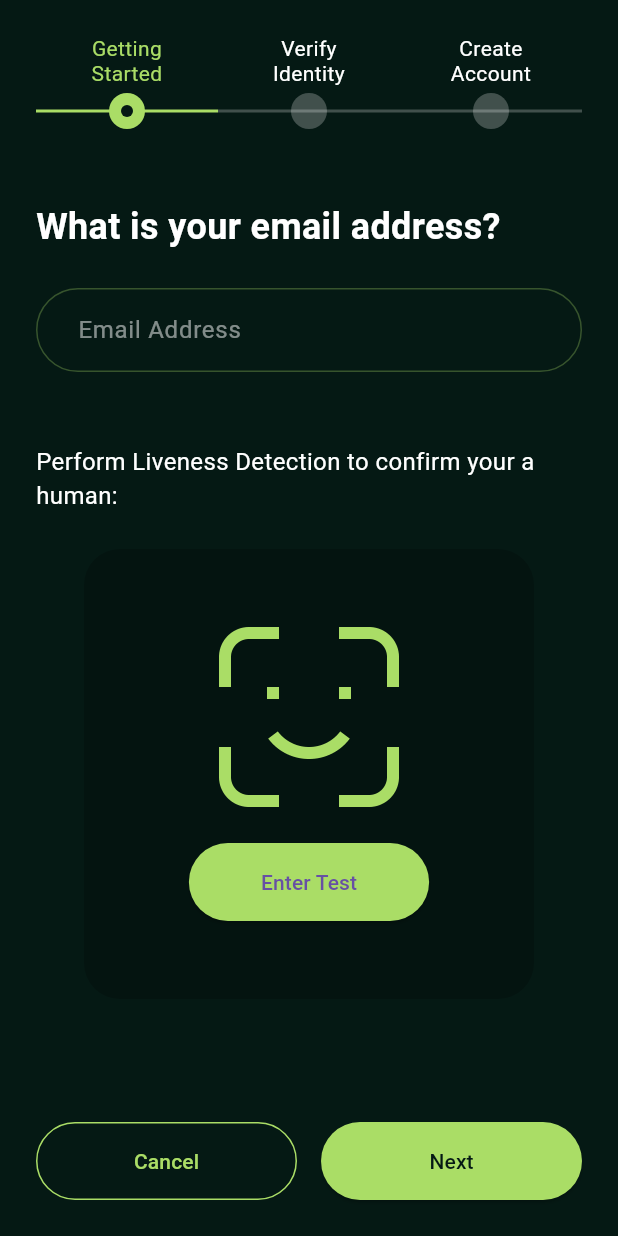
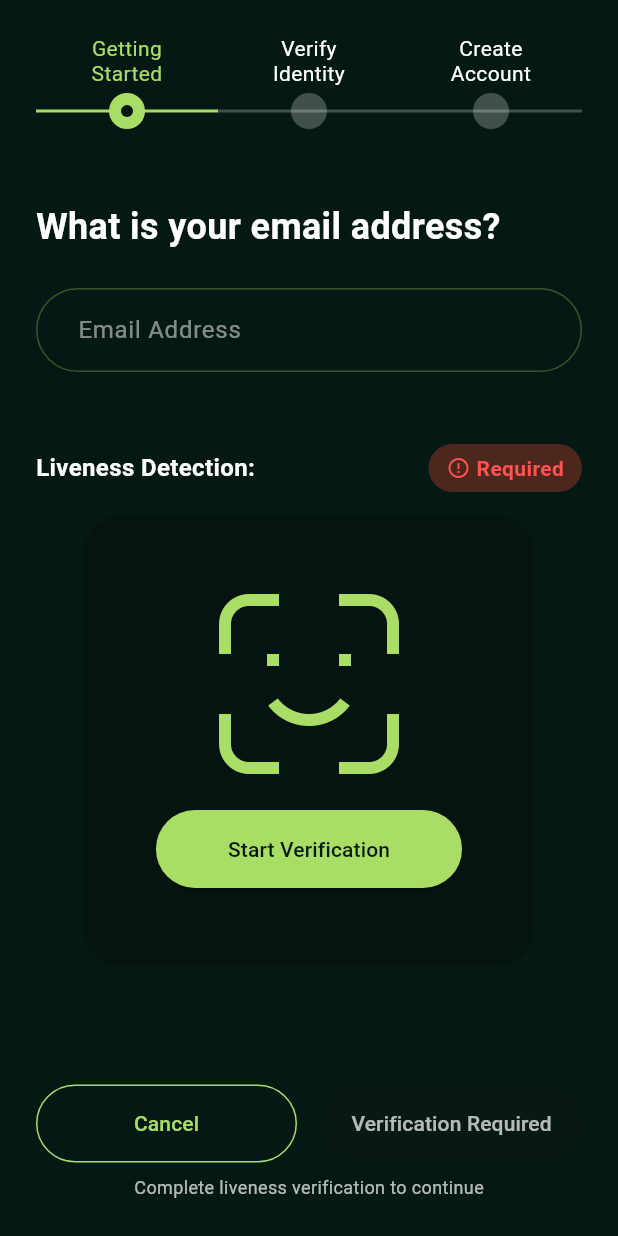
Before and after one commit to jeruzelcarpio/verdant-bank, a Flutter app: the GettingStartedScreen screen opened directly, on a phone screen of 412 x 824 dp. Run offline on Flutter 3.47's test engine with Material 3 defaults, Android fonts, the phone set to English and light mode, and no system bars; our stand-ins replace camera, cloud_firestore, cloud_functions, firebase_auth, firebase_core, fl_chart and 6 more; missing offline and left inert: google_mlkit_face_detection; accounts and stored records are empty.

Commit message:
Fixed Liveness Detection

```diff
--- a/lib/alixScreens/getting_started_screen.dart
+++ b/lib/alixScreens/getting_started_screen.dart
@@ -1,9 +1,9 @@
 import 'package:flutter/material.dart';
 import 'package:verdantbank/theme/colors.dart';
 import 'package:verdantbank/alixScreens/verify_email_screen.dart';
-import 'package:firebase_auth/firebase_auth.dart'; // Add this import
+import 'package:firebase_auth/firebase_auth.dart';
 import 'package:cloud_firestore/cloud_firestore.dart';
-import 'package:verdantbank/alixScreens/liveness_detection_screen.dart'; // Import the LivenessDetectionScreen
+import 'package:verdantbank/alixScreens/liveness_detection_screen.dart';
 
 class GettingStartedScreen extends StatefulWidget {
   const GettingStartedScreen({super.key});
@@ -16,6 +16,8 @@ class _GettingStartedScreenState extends State<GettingStartedScreen> {
   final TextEditingController _emailController = TextEditingController();
   bool _isLoading = false;
   String? _errorMessage;
+  // Add verification status tracker
+  bool _livenessVerified = false;
 
   @override
   void dispose() {
@@ -166,14 +168,48 @@ class _GettingStartedScreenState extends State<GettingStartedScreen> {
                 ),
               ),
               const SizedBox(height: 48),
+              Row(
+                mainAxisAlignment: MainAxisAlignment.spaceBetween,
+                children: [
                   const Text(
-                'Perform Liveness Detection to confirm your a human:',
+                    'Liveness Detection:',
                     style: TextStyle(
                       color: Colors.white,
                       fontSize: 16,
+                      fontWeight: FontWeight.bold,
                     ),
                   ),
-              const SizedBox(height: 24),
+                  // Verification status indicator
+                  Container(
+                    padding: const EdgeInsets.symmetric(horizontal: 12, vertical: 6),
+                    decoration: BoxDecoration(
+                      color: _livenessVerified
+                          ? Colors.green.withOpacity(0.3)
+                          : Colors.red.withOpacity(0.3),
+                      borderRadius: BorderRadius.circular(16),
+                    ),
+                    child: Row(
+                      mainAxisSize: MainAxisSize.min,
+                      children: [
+                        Icon(
+                          _livenessVerified ? Icons.check_circle : Icons.error_outline,
+                          color: _livenessVerified ? Colors.greenAccent : Colors.redAccent,
+                          size: 16,
+                        ),
+                        const SizedBox(width: 4),
+                        Text(
+                          _livenessVerified ? 'Verified' : 'Required',
+                          style: TextStyle(
+                            color: _livenessVerified ? Colors.greenAccent : Colors.redAccent,
+                            fontWeight: FontWeight.bold,
+                          ),
+                        ),
+                      ],
+                    ),
+                  ),
+                ],
+              ),
+              const SizedBox(height: 16),
               Center(
                 child: Container(
                   height: 300,
@@ -181,11 +217,21 @@ class _GettingStartedScreenState extends State<GettingStartedScreen> {
                   decoration: BoxDecoration(
                     color: Colors.black.withOpacity(0.2),
                     borderRadius: BorderRadius.circular(24),
+                    border: Border.all(
+                      color: _livenessVerified ? Colors.greenAccent : Colors.transparent,
+                      width: _livenessVerified ? 2 : 0,
+                    ),
                   ),
                   child: Column(
                     mainAxisAlignment: MainAxisAlignment.center,
                     children: [
-                      Image.asset(
+                      _livenessVerified
+                          ? const Icon(
+                              Icons.check_circle_outline,
+                              size: 100,
+                              color: Colors.greenAccent,
+                            )
+                          : Image.asset(
                               'assets/liveness_gp.png',
                               width: 120,
                               height: 120,
@@ -193,7 +239,9 @@ class _GettingStartedScreenState extends State<GettingStartedScreen> {
                       const SizedBox(height: 24),
                       ElevatedButton(
                         style: ElevatedButton.styleFrom(
-                          backgroundColor: AppColors.lighterGreen,
+                          backgroundColor: _livenessVerified
+                              ? Colors.green
+                              : AppColors.lighterGreen,
                           shape: RoundedRectangleBorder(
                             borderRadius: BorderRadius.circular(40),
                           ),
@@ -221,15 +269,19 @@ class _GettingStartedScreenState extends State<GettingStartedScreen> {
                             ),
                           );
 
-                          // If verification was successful, visually update the progress indicators
+                          // If verification was successful, update status
                           if (result == true) {
                             setState(() {
-                              // Update UI to show verification is complete
-                              // You might want to update your progress indicators here
+                              _livenessVerified = true;
                             });
                           }
                         },
-                        child: const Text('Enter Test'),
+                        child: Text(
+                          _livenessVerified ? 'Verified' : 'Start Verification',
+                          style: TextStyle(
+                            color: _livenessVerified ? Colors.white : AppColors.darkGreen,
+                          ),
+                        ),
                       ),
                     ],
                   ),
@@ -260,13 +312,16 @@ class _GettingStartedScreenState extends State<GettingStartedScreen> {
                   Expanded(
                     child: ElevatedButton(
                       style: ElevatedButton.styleFrom(
-                        backgroundColor: AppColors.lighterGreen,
+                        backgroundColor: _livenessVerified
+                            ? AppColors.lighterGreen
+                            : Colors.grey,
                         padding: const EdgeInsets.symmetric(vertical: 16),
                         shape: RoundedRectangleBorder(
                           borderRadius: BorderRadius.circular(40),
                         ),
                       ),
-                      onPressed: _isLoading
+                      // Disable next button if not verified
+                      onPressed: _isLoading || !_livenessVerified
                           ? null
                           : () async {
                               final email = _emailController.text.trim();
@@ -293,7 +348,7 @@ class _GettingStartedScreenState extends State<GettingStartedScreen> {
                               });
 
                               try {
-                                // Create initial document in accounts collection with just the email
+                                // Create initial document in accounts collection with verified status
                                 await FirebaseFirestore.instance
                                     .collection('accounts')
                                     .doc(email)
@@ -301,12 +356,12 @@ class _GettingStartedScreenState extends State<GettingStartedScreen> {
                                       'accEmail': email,
                                       'registrationStarted': DateTime.now(),
                                       'registrationCompleted': false,
+                                      'livenessVerified': true,
                                     }, SetOptions(merge: true));
 
-                                await Future.delayed(const Duration(milliseconds: 500)); // Simulated check
+                                await Future.delayed(const Duration(milliseconds: 500));
 
                                 if (mounted) {
-                                  // Navigate to next screen with email only
                                   Navigator.push(
                                     context,
                                     MaterialPageRoute(
@@ -338,13 +393,31 @@ class _GettingStartedScreenState extends State<GettingStartedScreen> {
                                 strokeWidth: 2,
                               ),
                             )
-                          : const Text(
-                              'Next',
-                              style: TextStyle(color: AppColors.darkGreen),
+                          : Text(
+                              _livenessVerified ? 'Next' : 'Verification Required',
+                              style: TextStyle(
+                                color: _livenessVerified
+                                    ? AppColors.darkGreen
+                                    : Colors.white70,
+                              ),
                             ),
                     ),
                   ),
                 ],
+              ),
+              // Add hint text if not verified
+              if (!_livenessVerified)
+                Padding(
+                  padding: const EdgeInsets.only(top: 8.0),
+                  child: Center(
+                    child: Text(
+                      'Complete liveness verification to continue',
+                      style: TextStyle(
+                        color: Colors.white.withOpacity(0.7),
+                        fontSize: 12,
+                      ),
+                    ),
+                  ),
                 ),
             ],
           ),
--- a/pubspec.yaml
+++ b/pubspec.yaml
@@ -40,7 +40,7 @@ dependencies:
   firebase_auth: ^4.15.0  # Use the latest version
   shared_preferences: ^2.2.2  # Use latest version
   camera: ^0.10.5+5
-  image: ^4.5.4  # For image processing
+  google_mlkit_face_detection: ^0.8.0
 
   # The following adds the Cupertino Icons font to your application.
   # Use with the CupertinoIcons class for iOS style icons.
```
Also changed, not shown: lib/alixScreens/liveness_detection_screen.dart (+62 -7 lines), pubspec.lock, 2 other files. Lines whose indentation alone changed are shown as unchanged.
